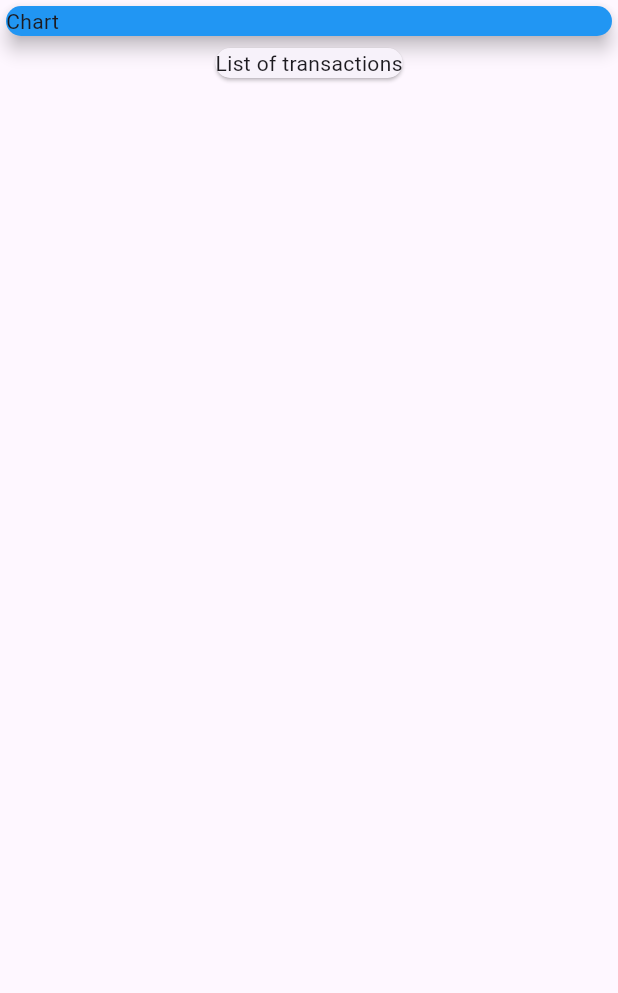
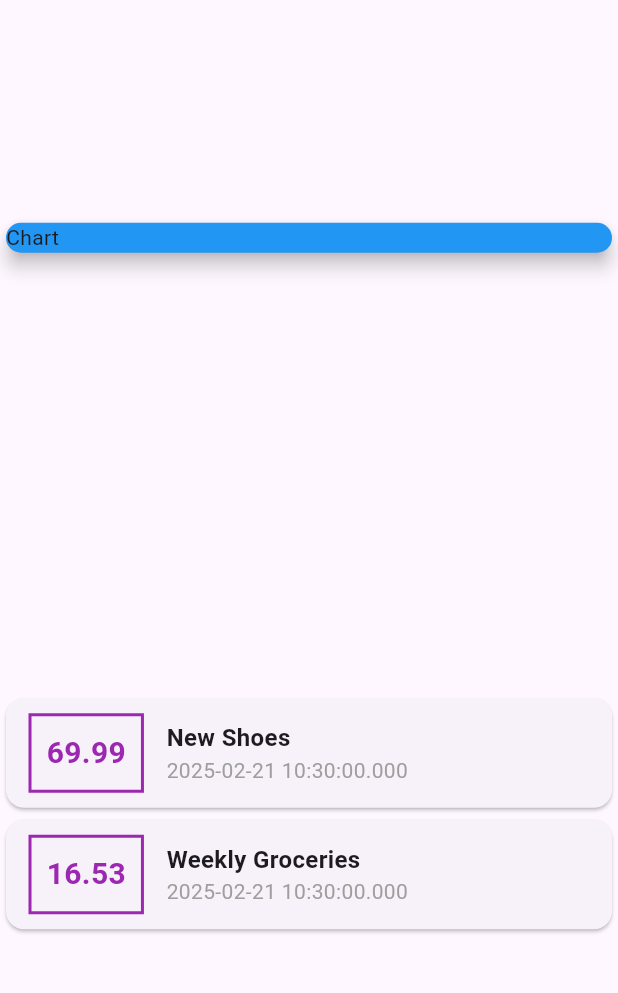
Before and after one commit to dilersik/personal-expenses-flutter, a Flutter app: the screen it shows after launch, on a phone screen of 412 x 824 dp, the part 84-1077 px from its top. Run offline on Flutter 3.47's test engine with Material 3 defaults, Android fonts, the phone set to English and light mode, and no system bars.

Commit message:
adding transaction.dart

```diff
--- a/lib/main.dart
+++ b/lib/main.dart
@@ -1,4 +1,5 @@
 import 'package:flutter/material.dart';
+import 'package:personal_expenses/models/transaction.dart';
 
 void main() {
   runApp(ExpensesApp());
@@ -16,7 +17,22 @@ class ExpensesApp extends StatelessWidget {
 }
 
 class MyHomePage extends StatelessWidget {
-  const MyHomePage({super.key});
+  MyHomePage({super.key});
+
+  final _transactions = [
+    Transaction(
+      id: 't1',
+      title: 'New Shoes',
+      value: 69.99,
+      date: DateTime.now(),
+    ),
+    Transaction(
+      id: 't2',
+      title: 'Weekly Groceries',
+      value: 16.53,
+      date: DateTime.now(),
+    ),
+  ];
 
   @override
   Widget build(BuildContext context) {
@@ -29,17 +45,61 @@ class MyHomePage extends StatelessWidget {
           backgroundColor: Colors.blue,
         ),
         body: Column(
+          mainAxisAlignment: MainAxisAlignment.spaceAround,
+          crossAxisAlignment: CrossAxisAlignment.stretch,
           children: [
             SizedBox(
-              width: double.infinity,
               child: Card(
                 color: Colors.blue,
                 elevation: 5,
                 child: Text("Chart"),
               ),
             ),
-            Card(
-              child: Text("List of transactions"),
+            Column(
+              children: _transactions.map((transaction) {
+                return Card(
+                  child: Row(
+                    children: [
+                      Container(
+                        margin: EdgeInsets.symmetric(horizontal: 15, vertical: 10),
+                        decoration: BoxDecoration(
+                          border: Border.all(
+                            color: Colors.purple,
+                            width: 2,
+                          ),
+                        ),
+                        padding: EdgeInsets.all(10),
+                        child: Text(
+                          transaction.value.toString(),
+                          style: TextStyle(
+                            fontWeight: FontWeight.bold,
+                            fontSize: 20,
+                            color: Colors.purple,
+                          ),
+                        ),
+                      ),
+                      Column(
+                        crossAxisAlignment: CrossAxisAlignment.start,
+                        children: [
+                          Text(
+                            transaction.title,
+                            style: TextStyle(
+                              fontSize: 16,
+                              fontWeight: FontWeight.bold,
+                            ),
+                          ),
+                          Text(
+                            transaction.date.toString(),
+                            style: TextStyle(
+                              color: Colors.grey,
+                            ),
+                          ),
+                        ],
+                      ),
+                    ],
+                  ),
+                );
+              }).toList(),
             ),
           ],
         ));
--- /dev/null
+++ b/lib/models/transaction.dart
@@ -0,0 +1,13 @@
+class Transaction {
+  final String id;
+  final String title;
+  final double value;
+  final DateTime date;
+
+  Transaction({
+    required this.id,
+    required this.title,
+    required this.value,
+    required this.date,
+  });
+}
```
Also changed, not shown: 5 other files.
